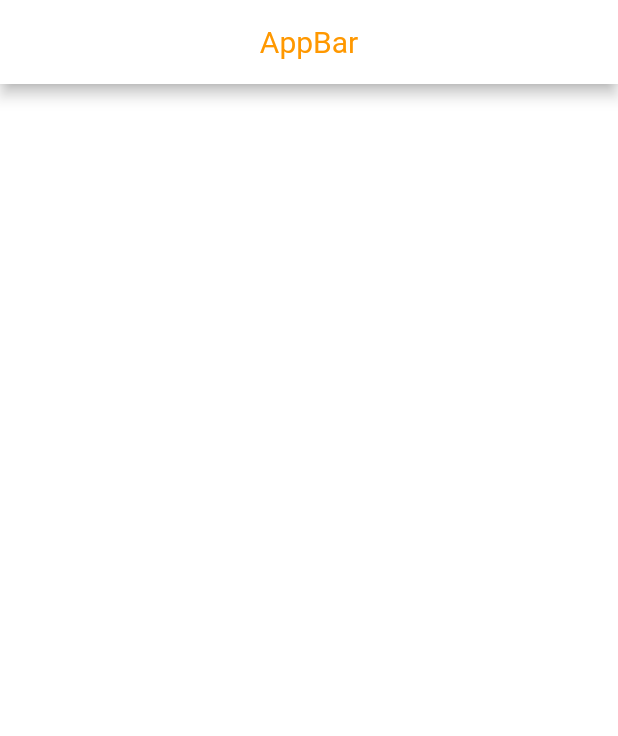
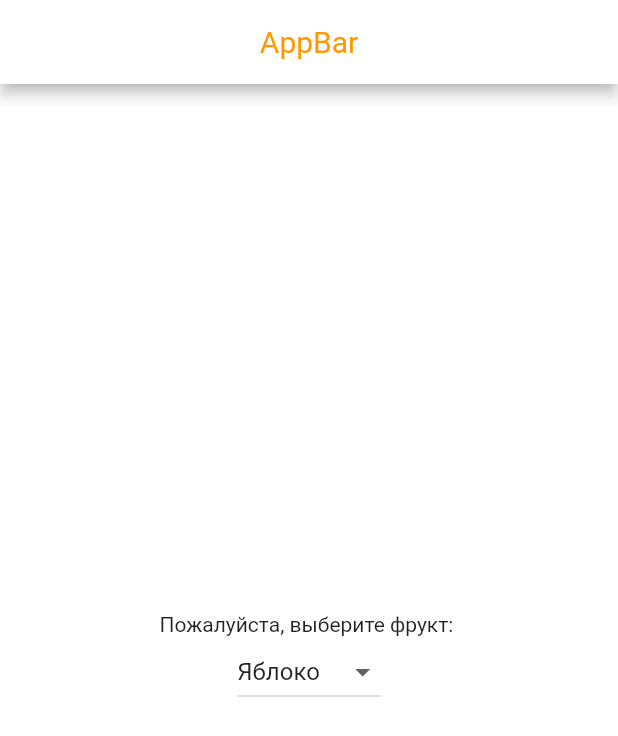
Before and after one commit to RakhimyanTim/flutter_widgets_samples, a Flutter app: the screen it shows after launch, on a phone screen of 412 x 824 dp. Shown: the top 736 px of the screen. Run offline on Flutter 3.47's test engine with Material 2 defaults, Android fonts, the phone set to English and light mode, and no system bars.

Commit message:
Dropdown button

```diff
--- a/lib/home_page.dart
+++ b/lib/home_page.dart
@@ -6,6 +6,34 @@ class HomePage extends StatefulWidget {
 }
 
 class _HomePageState extends State<HomePage> {
+
+  List _fruits = ["Яблоко", "Банан", "Ананас", "Манго", "Виноград"];
+
+  List<DropdownMenuItem<String>> _dropDownMenuItems;
+  String _selectedFruit;
+
+  @override
+  void initState() {
+    _dropDownMenuItems = buildAndGetDropDownMenuItems(_fruits);
+    _selectedFruit = _dropDownMenuItems[0].value;
+    super.initState();
+  }
+
+  List<DropdownMenuItem<String>> buildAndGetDropDownMenuItems(List fruits) {
+    List<DropdownMenuItem<String>> items = List();
+    for (String fruit in fruits) {
+      items.add(DropdownMenuItem(value: fruit, child: Text(fruit)));
+    }
+    return items;
+  }
+
+  void changedDropDownItem(String selectedFruit) {
+    setState(() {
+      _selectedFruit = selectedFruit;
+    });
+  }
+
+
   @override
   Widget build(BuildContext context) {
     return Scaffold(
@@ -25,7 +53,22 @@ class _HomePageState extends State<HomePage> {
         backgroundColor: Colors.white,
       ),
       backgroundColor: Colors.white,
-      body: null,
+      body: Container(
+        child: Center(
+          child: Column(
+            crossAxisAlignment: CrossAxisAlignment.center,
+            mainAxisAlignment: MainAxisAlignment.center,
+            children: <Widget>[
+              Text("Пожалуйста, выберите фрукт: "),
+              DropdownButton(
+                value: _selectedFruit,
+                items: _dropDownMenuItems,
+                onChanged: changedDropDownItem,
+              ),
+            ],
+          ),
+        ),
+      ),
     );
   }
 }
```
